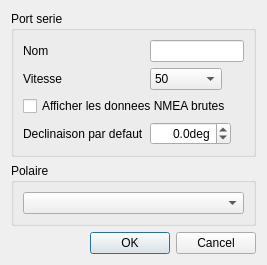
The window that src/Ui/realBoatConfig.ui (nohal/qtVlm) describes before a commit, drawn with Qt 5.
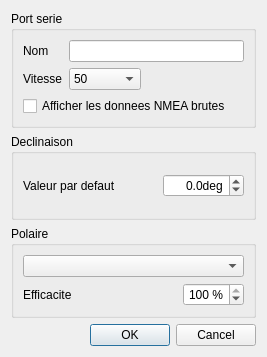
The same window after the commit.

Commit message: RealBoat: When moving or changing settings update routes. RealBoat: Add polar efficiency parameter Add Ortho angle from boat to POI in POI tooltip and in route's roadbook Various small other fixes Fix some English labels

What changed in the file:
```diff
--- a/src/Ui/realBoatConfig.ui
+++ b/src/Ui/realBoatConfig.ui
@@ -7,7 +7,7 @@
     <x>0</x>
     <y>0</y>
     <width>267</width>
-    <height>232</height>
+    <height>357</height>
    </rect>
   </property>
   <property name="windowTitle">
@@ -161,14 +161,38 @@
         </property>
        </widget>
       </item>
-      <item row="3" column="0">
+     </layout>
+    </widget>
+   </item>
+   <item>
+    <widget class="QGroupBox" name="groupBox_3">
+     <property name="title">
+      <string>Declinaison</string>
+     </property>
+     <layout class="QVBoxLayout">
+      <item>
+       <layout class="QHBoxLayout" name="horizontalLayout_2">
+        <item>
        <widget class="QLabel" name="label_3">
         <property name="text">
-         <string>Declinaison par defaut</string>
+           <string>Valeur par defaut</string>
         </property>
        </widget>
       </item>
-      <item row="3" column="1">
+        <item>
+         <spacer name="horizontalSpacer_2">
+          <property name="orientation">
+           <enum>Qt::Horizontal</enum>
+          </property>
+          <property name="sizeHint" stdset="0">
+           <size>
+            <width>40</width>
+            <height>20</height>
+           </size>
+          </property>
+         </spacer>
+        </item>
+        <item>
        <widget class="QDoubleSpinBox" name="declinaison">
         <property name="toolTip">
          <string>Positif pour Est, negatif pour Ouest</string>
@@ -188,6 +212,8 @@
        </widget>
       </item>
      </layout>
+      </item>
+     </layout>
     </widget>
    </item>
    <item>
@@ -203,6 +229,49 @@
         </property>
        </widget>
       </item>
+      <item>
+       <layout class="QHBoxLayout" name="horizontalLayout">
+        <item>
+         <widget class="QLabel" name="label_4">
+          <property name="text">
+           <string>Efficacite</string>
+          </property>
+         </widget>
+        </item>
+        <item>
+         <spacer name="horizontalSpacer">
+          <property name="orientation">
+           <enum>Qt::Horizontal</enum>
+          </property>
+          <property name="sizeHint" stdset="0">
+           <size>
+            <width>40</width>
+            <height>20</height>
+           </size>
+          </property>
+         </spacer>
+        </item>
+        <item>
+         <widget class="QSpinBox" name="polarEfficiency">
+          <property name="alignment">
+           <set>Qt::AlignRight|Qt::AlignTrailing|Qt::AlignVCenter</set>
+          </property>
+          <property name="suffix">
+           <string> %</string>
+          </property>
+          <property name="minimum">
+           <number>1</number>
+          </property>
+          <property name="maximum">
+           <number>100</number>
+          </property>
+          <property name="value">
+           <number>100</number>
+          </property>
+         </widget>
+        </item>
+       </layout>
+      </item>
      </layout>
     </widget>
    </item>
```
Left out of the diff: 3 changed lines with no effect on the pictures. Lines whose indentation alone changed are shown as unchanged. The commit also changes 15 other files.
